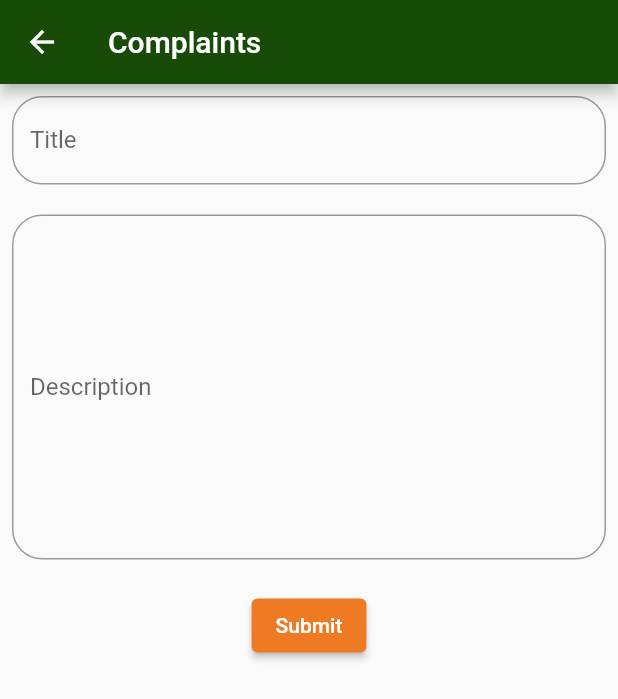
After one commit to sankarvinayak/HarithaKarma, a Flutter app: the complaints screen opened directly, on a phone screen of 412 x 824 dp. The commit adds this screen. Shown: the top 699 px of the screen. Run offline on Flutter 3.47's test engine with Material 2 defaults, Android fonts, the phone set to English and light mode, and no system bars; our stand-ins replace cloud_firestore, expansion_tile_card, firebase_auth, firebase_core, flutter_spinkit, get_it and 1 more; accounts and stored records are empty.

Commit message:
Complaint for user and admin

```diff
--- a/harithakarma/lib/Screens/Adminuser/Dashbord.dart
+++ b/harithakarma/lib/Screens/Adminuser/Dashbord.dart
@@ -1,5 +1,6 @@
 import 'package:cloud_firestore/cloud_firestore.dart';
 import 'package:flutter/material.dart';
+import 'package:harithakarma/Screens/Adminuser/complaints.dart';
 import 'package:harithakarma/Screens/Adminuser/profile.dart';
 import 'package:harithakarma/Screens/Adminuser/users.dart';
 import 'package:harithakarma/Screens/Auth/login.dart';
@@ -170,6 +171,16 @@ class _SideDrawer extends StatelessWidget {
             },
           ),
           ListTile(
+            leading: Icon(Icons.rate_review_outlined),
+            title: Text('Complaints'),
+            onTap: () {
+              Navigator.push(
+                  context,
+                  MaterialPageRoute(
+                      builder: (BuildContext context) => complaints_admin()));
+            },
+          ),
+          ListTile(
             leading: Icon(Icons.settings),
             title: Text('Settings'),
             onTap: () => {Navigator.of(context).pop()},
--- /dev/null
+++ b/harithakarma/lib/Screens/Homeuser/complaints.dart
@@ -0,0 +1,90 @@
+import 'package:flutter/cupertino.dart';
+import 'package:flutter/material.dart';
+import 'package:harithakarma/database.dart';
+import 'package:harithakarma/models/user.dart';
+
+class complaints extends StatefulWidget {
+  @override
+  _complaints createState() => _complaints();
+}
+
+class _complaints extends State<complaints> {
+  String? title;
+  String? desc;
+  bool issubmit = false;
+  @override
+  Widget build(BuildContext context) {
+    return Scaffold(
+      appBar: AppBar(
+        backgroundColor: Color.fromARGB(255, 23, 75, 7),
+        title: const Text('Complaints'),
+      ),
+      body: Padding(
+        padding: const EdgeInsets.all(8.0),
+        child: SingleChildScrollView(
+          child: Column(
+            children: [
+              TextField(
+                decoration: InputDecoration(
+                  border: OutlineInputBorder(
+                    borderRadius: BorderRadius.circular(20.0),
+                  ),
+                  floatingLabelAlignment: FloatingLabelAlignment.start,
+                  floatingLabelStyle: TextStyle(
+                    color: Color.fromARGB(255, 23, 75, 7),
+                    fontSize: 20,
+                  ),
+                  labelText: 'Title',
+                ),
+                textAlign: TextAlign.left,
+                enabled: true,
+                onChanged: (text) => {title = text},
+              ),
+              SizedBox(
+                height: 20,
+              ),
+              TextField(
+                maxLines: 10,
+                decoration: InputDecoration(
+                  border: OutlineInputBorder(
+                    borderRadius: BorderRadius.circular(20.0),
+                  ),
+                  floatingLabelAlignment: FloatingLabelAlignment.start,
+                  floatingLabelStyle: TextStyle(
+                    color: Color.fromARGB(255, 23, 75, 7),
+                    fontSize: 20,
+                  ),
+                  labelText: 'Description',
+                ),
+                textAlign: TextAlign.left,
+                enabled: true,
+                onChanged: (text) => {desc = text},
+              ),
+              SizedBox(
+                height: 20,
+              ),
+              issubmit
+                  ? Text("COmplaint submitted")
+                  : ElevatedButton(
+                      style: ElevatedButton.styleFrom(
+                        primary: Color(0xffEE7B23),
+                        onPrimary: Colors.white,
+                      ),
+                      onPressed: () {
+                        if (DatabaseService().add_complaint(
+                                title!, desc!, globhome!.ward_no) !=
+                            null) {
+                          setState(() {
+                            issubmit = true;
+                          });
+                        }
+                        ;
+                      },
+                      child: Text("Submit"))
+            ],
+          ),
+        ),
+      ),
+    );
+  }
+}
--- a/harithakarma/lib/database.dart
+++ b/harithakarma/lib/database.dart
@@ -9,6 +9,8 @@ class DatabaseService {
   var panchayath;
   final CollectionReference collection_historycollection =
       FirebaseFirestore.instance.collection('collection_history');
+  final CollectionReference complaintscollection =
+      FirebaseFirestore.instance.collection('complaints');
   final CollectionReference visit_history_collection =
       FirebaseFirestore.instance.collection('visit_history');
   final CollectionReference utypeCollection =
@@ -71,6 +73,24 @@ class DatabaseService {
         SetOptions(merge: true));
   }
 
+  Future<void> update_complaint_status(String docId) async {
+    return await complaintscollection.doc(docId).set({
+      'status': "closed",
+    }, SetOptions(merge: true));
+  }
+
+  Future<void> add_complaint(String title, String desc, String? ward) async {
+    return await complaintscollection.doc().set(
+      {
+        'title': title,
+        "date": formatTimestamp(Timestamp.now()),
+        'desc': desc,
+        "ward": ward,
+        "status": "pending",
+        "panchayath": globhome!.panchayath
+      },
+    );
+  }
   // Future<void> updateAdmin(String name, String email, String uid, String empid,
   //     String Panchayath, String phone) async {
   //   return await adminCollection.doc(uid).update({
```
Also changed, not shown: harithakarma/lib/Screens/Adminuser/complaints.dart (added, +64 -0 lines).
